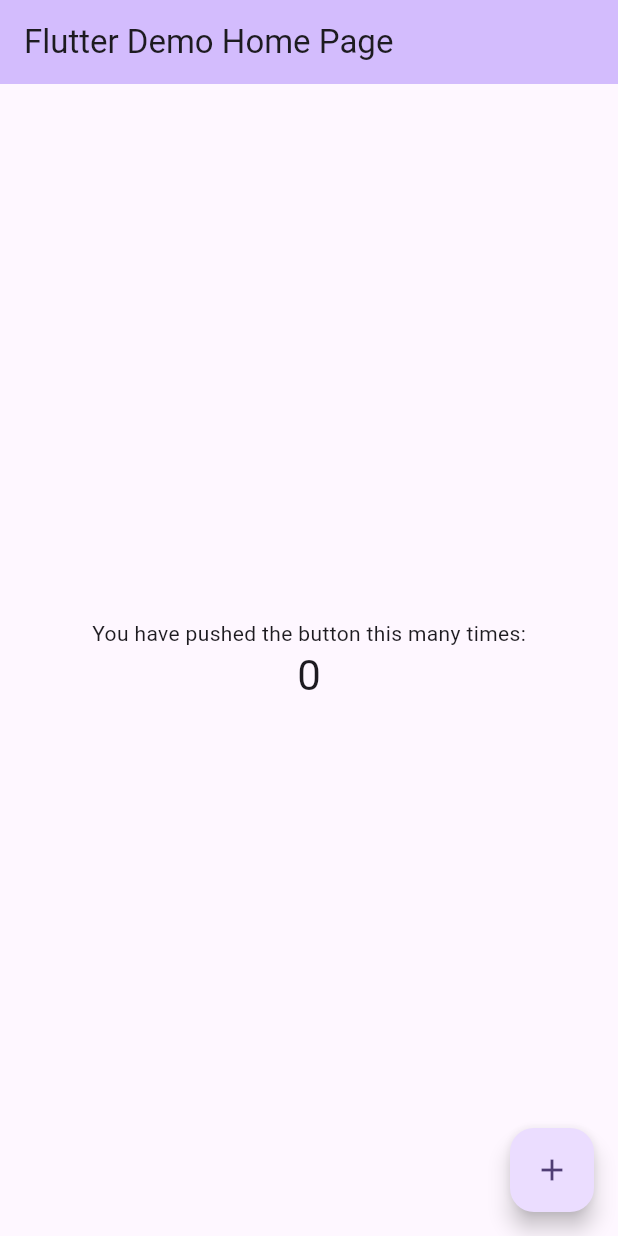
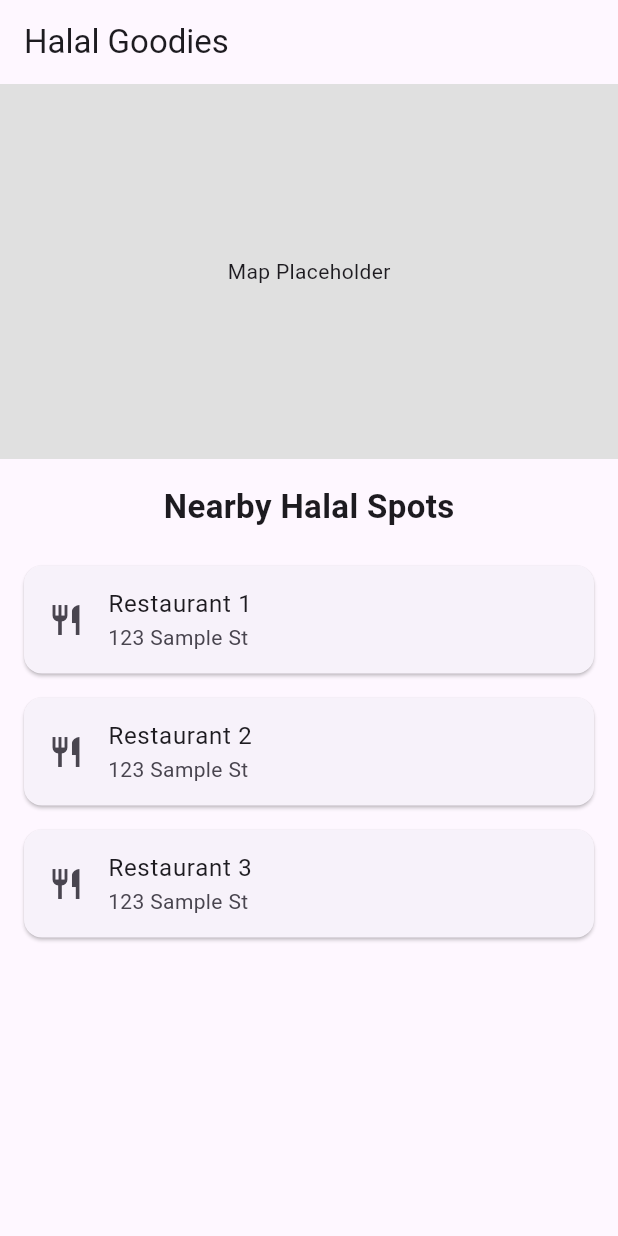
Before and after one commit to June-cpu/Halal-Goodies, a Flutter app: the screen it shows after launch, on a phone screen of 412 x 824 dp. Run offline on Flutter 3.47's test engine with Material 3 defaults, Android fonts, the phone set to English and light mode, and no system bars; our stand-ins replace firebase_core; accounts and stored records are empty.

Commit message:
Updated File structure

```diff
--- /dev/null
+++ b/lib/app.dart
@@ -0,0 +1 @@
+import "package:flutter/material.dart";
--- a/lib/main.dart
+++ b/lib/main.dart
@@ -1,125 +1,19 @@
 import 'package:flutter/material.dart';
-import 'package:firebase_core/firebase_core.dart';
+import 'package:halal_goodies/services/firebase_initializer.dart';
+import 'package:halal_goodies/screens/home_screen.dart';
 
-void main() async{
-  WidgetsFlutterBinding.ensureInitialized();
-  await Firebase.initializeApp();
+void main() async {
+  await initializeFirebase();
   runApp(const MyApp());
 }
 
 class MyApp extends StatelessWidget {
   const MyApp({super.key});
 
-  // This widget is the root of your application.
   @override
   Widget build(BuildContext context) {
-    return MaterialApp(
-      title: 'Flutter Demo',
-      theme: ThemeData(
-        // This is the theme of your application.
-        //
-        // TRY THIS: Try running your application with "flutter run". You'll see
-        // the application has a purple toolbar. Then, without quitting the app,
-        // try changing the seedColor in the colorScheme below to Colors.green
-        // and then invoke "hot reload" (save your changes or press the "hot
-        // reload" button in a Flutter-supported IDE, or press "r" if you used
-        // the command line to start the app).
-        //
-        // Notice that the counter didn't reset back to zero; the application
-        // state is not lost during the reload. To reset the state, use hot
-        // restart instead.
-        //
-        // This works for code too, not just values: Most code changes can be
-        // tested with just a hot reload.
-        colorScheme: ColorScheme.fromSeed(seedColor: Colors.deepPurple),
-      ),
-      home: const MyHomePage(title: 'Flutter Demo Home Page'),
+    return const MaterialApp(
+      home: HomeScreen(),
     );
   }
 }
-
-class MyHomePage extends StatefulWidget {
-  const MyHomePage({super.key, required this.title});
-
-  // This widget is the home page of your application. It is stateful, meaning
-  // that it has a State object (defined below) that contains fields that affect
-  // how it looks.
-
-  // This class is the configuration for the state. It holds the values (in this
-  // case the title) provided by the parent (in this case the App widget) and
-  // used by the build method of the State. Fields in a Widget subclass are
-  // always marked "final".
-
-  final String title;
-
-  @override
-  State<MyHomePage> createState() => _MyHomePageState();
-}
-
-class _MyHomePageState extends State<MyHomePage> {
-  int _counter = 0;
-
-  void _incrementCounter() {
-    setState(() {
-      // This call to setState tells the Flutter framework that something has
-      // changed in this State, which causes it to rerun the build method below
-      // so that the display can reflect the updated values. If we changed
-      // _counter without calling setState(), then the build method would not be
-      // called again, and so nothing would appear to happen.
-      _counter++;
-    });
-  }
-
-  @override
-  Widget build(BuildContext context) {
-    // This method is rerun every time setState is called, for instance as done
-    // by the _incrementCounter method above.
-    //
-    // The Flutter framework has been optimized to make rerunning build methods
-    // fast, so that you can just rebuild anything that needs updating rather
-    // than having to individually change instances of widgets.
-    return Scaffold(
-      appBar: AppBar(
-        // TRY THIS: Try changing the color here to a specific color (to
-        // Colors.amber, perhaps?) and trigger a hot reload to see the AppBar
-        // change color while the other colors stay the same.
-        backgroundColor: Theme.of(context).colorScheme.inversePrimary,
-        // Here we take the value from the MyHomePage object that was created by
-        // the App.build method, and use it to set our appbar title.
-        title: Text(widget.title),
-      ),
-      body: Center(
-        // Center is a layout widget. It takes a single child and positions it
-        // in the middle of the parent.
-        child: Column(
-          // Column is also a layout widget. It takes a list of children and
-          // arranges them vertically. By default, it sizes itself to fit its
-          // children horizontally, and tries to be as tall as its parent.
-          //
-          // Column has various properties to control how it sizes itself and
-          // how it positions its children. Here we use mainAxisAlignment to
-          // center the children vertically; the main axis here is the vertical
-          // axis because Columns are vertical (the cross axis would be
-          // horizontal).
-          //
-          // TRY THIS: Invoke "debug painting" (choose the "Toggle Debug Paint"
-          // action in the IDE, or press "p" in the console), to see the
-          // wireframe for each widget.
-          mainAxisAlignment: MainAxisAlignment.center,
-          children: <Widget>[
-            const Text('You have pushed the button this many times:'),
-            Text(
-              '$_counter',
-              style: Theme.of(context).textTheme.headlineMedium,
-            ),
-          ],
-        ),
-      ),
-      floatingActionButton: FloatingActionButton(
-        onPressed: _incrementCounter,
-        tooltip: 'Increment',
-        child: const Icon(Icons.add),
-      ), // This trailing comma makes auto-formatting nicer for build methods.
-    );
-  }
-}
--- /dev/null
+++ b/lib/screens/home_screen.dart
@@ -0,0 +1,47 @@
+import 'package:flutter/material.dart';
+
+class HomeScreen extends StatelessWidget {
+  const HomeScreen({super.key});
+
+  @override
+  Widget build(BuildContext context) {
+    return Scaffold(
+      appBar: AppBar(
+        title: const Text('Halal Goodies'),
+      ),
+      body: SingleChildScrollView(
+        child: Column(
+          children: [
+            Container(
+              height: 250,
+              color: Colors.grey[300],
+              child: const Center(child: Text("Map Placeholder")),
+            ),
+            const Padding(
+              padding: EdgeInsets.all(16.0),
+              child: Text(
+                'Nearby Halal Spots',
+                style: TextStyle(fontSize: 22, fontWeight: FontWeight.bold),
+              ),
+            ),
+            ListView.builder(
+              shrinkWrap: true,
+              physics: const NeverScrollableScrollPhysics(),
+              itemCount: 3,
+              itemBuilder: (context, index) {
+                return Card(
+                  margin: const EdgeInsets.symmetric(horizontal: 16, vertical: 8),
+                  child: ListTile(
+                    leading: const Icon(Icons.restaurant),
+                    title: Text("Restaurant ${index + 1}"),
+                    subtitle: const Text("123 Sample St"),
+                  ),
+                );
+              },
+            ),
+          ],
+        ),
+      ),
+    );
+  }
+}
--- /dev/null
+++ b/lib/services/firebase_initializer.dart
@@ -0,0 +1,7 @@
+import "package:firebase_core/firebase_core.dart";
+import "package:flutter/material.dart";
+
+Future<void> initializeFirebase() async {
+  WidgetsFlutterBinding.ensureInitialized();
+  await Firebase.initializeApp();
+}
```
Also changed, not shown: 1 other file.
